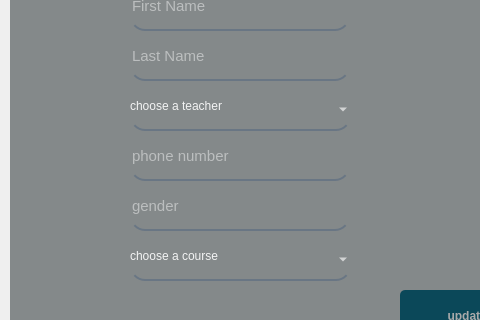
IxBahy/EDU-center-system, file UIs/edit_s.ui: the form before one commit; both pictures show x 0 to 480 and y 180 to 500 of the 800 by 600 pixel window.
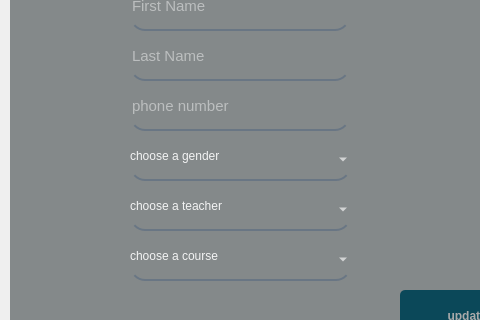
The form after the commit.

```diff
--- a/UIs/edit_s.ui
+++ b/UIs/edit_s.ui
@@ -319,7 +319,7 @@
      <property name="geometry">
       <rect>
        <x>120</x>
-       <y>310</y>
+       <y>260</y>
        <width>220</width>
        <height>41</height>
       </rect>
@@ -394,7 +394,7 @@
      <property name="geometry">
       <rect>
        <x>120</x>
-       <y>260</y>
+       <y>360</y>
        <width>221</width>
        <height>41</height>
       </rect>
@@ -440,31 +440,6 @@
       </property>
      </item>
     </widget>
-    <widget class="QLineEdit" name="gender">
-     <property name="geometry">
-      <rect>
-       <x>120</x>
-       <y>360</y>
-       <width>220</width>
-       <height>41</height>
-      </rect>
-     </property>
-     <property name="font">
-      <font>
-       <pointsize>11</pointsize>
-      </font>
-     </property>
-     <property name="styleSheet">
-      <string notr="true">background-color: rgba(0, 0, 0,0);
-border:none;
-border-bottom:2px solid rgba(105,118,132,255);
-color:rgba(255, 255, 255,230);
-padding-bottom:7px;</string>
-     </property>
-     <property name="placeholderText">
-      <string>gender</string>
-     </property>
-    </widget>
     <widget class="QLineEdit" name="id">
      <property name="geometry">
       <rect>
@@ -508,6 +483,38 @@
       <string/>
      </property>
     </widget>
+    <widget class="QComboBox" name="gender">
+     <property name="geometry">
+      <rect>
+       <x>120</x>
+       <y>310</y>
+       <width>221</width>
+       <height>41</height>
+      </rect>
+     </property>
+     <property name="styleSheet">
+      <string notr="true">background-color: rgba(0, 0, 0,0);
+border:none;
+border-bottom:2px solid rgba(105,118,132,255);
+color:rgba(255, 255, 255,230);
+padding-bottom:7px;</string>
+     </property>
+     <item>
+      <property name="text">
+       <string>choose a gender</string>
+      </property>
+     </item>
+     <item>
+      <property name="text">
+       <string>Male</string>
+      </property>
+     </item>
+     <item>
+      <property name="text">
+       <string>Female</string>
+      </property>
+     </item>
+    </widget>
    </widget>
   </widget>
  </widget>
```
